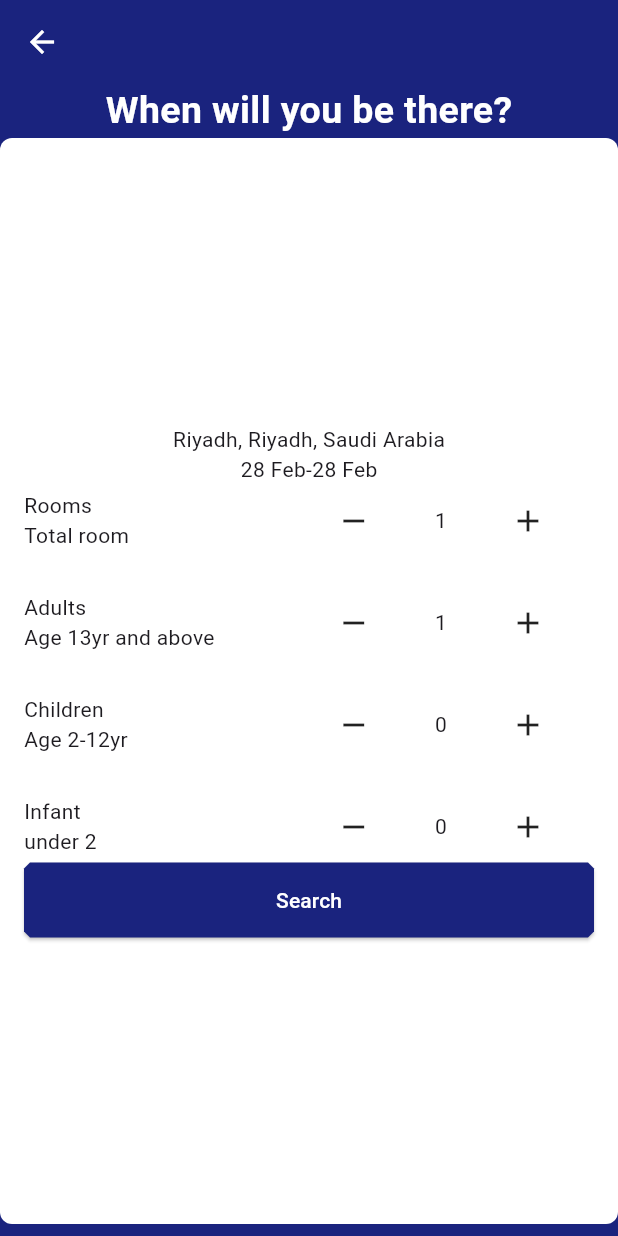
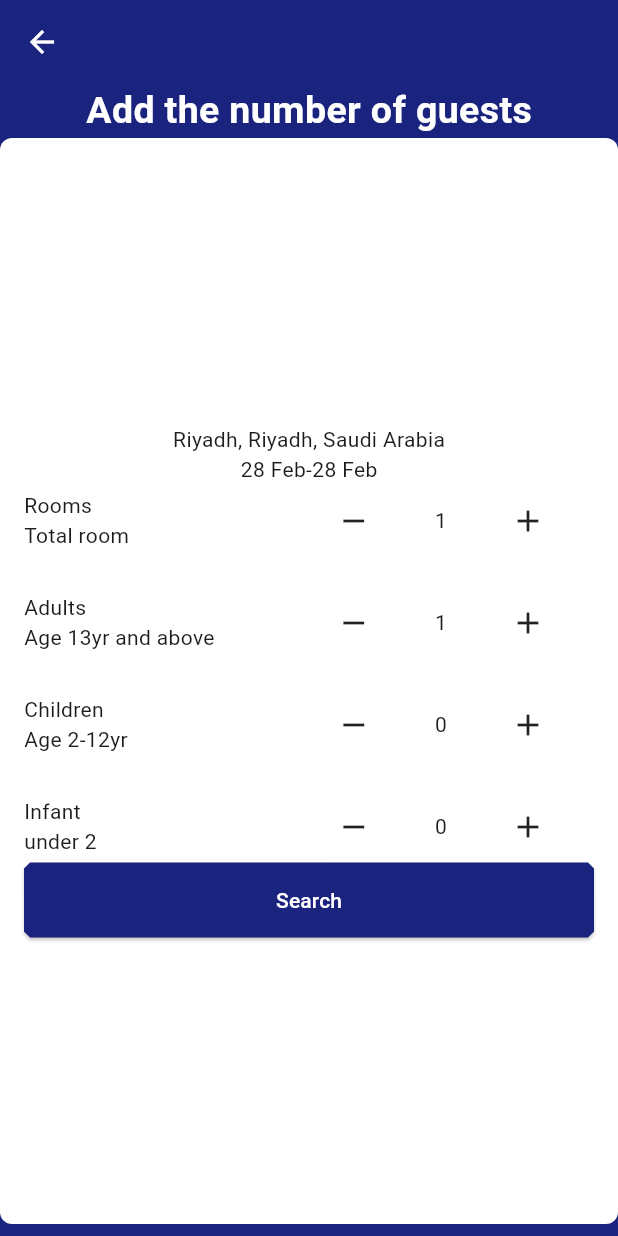
Before and after one commit to AtanuPanja/flutter_practical_wireframe_hotel_booking, a Flutter app: the SelectRooms screen opened directly with empty values, on a phone screen of 412 x 824 dp. Run offline on Flutter 3.47's test engine with Material 3 defaults, Android fonts, the phone set to English and light mode, and no system bars; our stand-ins replace geolocator, hive_flutter; missing offline and left inert: flutter_date_pickers; accounts and stored records are empty.

Commit message:
Changed the appbar title in the SelectRooms page

```diff
--- a/lib/SelectRooms.dart
+++ b/lib/SelectRooms.dart
@@ -76,7 +76,7 @@ class _SelectRoomsState extends State<SelectRooms> {
           child: Column(
             children: [
               Text(
-                'When will you be there?',
+                'Add the number of guests',
                 style: TextStyle(
                   color: Colors.white,
                   fontWeight: FontWeight.w700,
```
